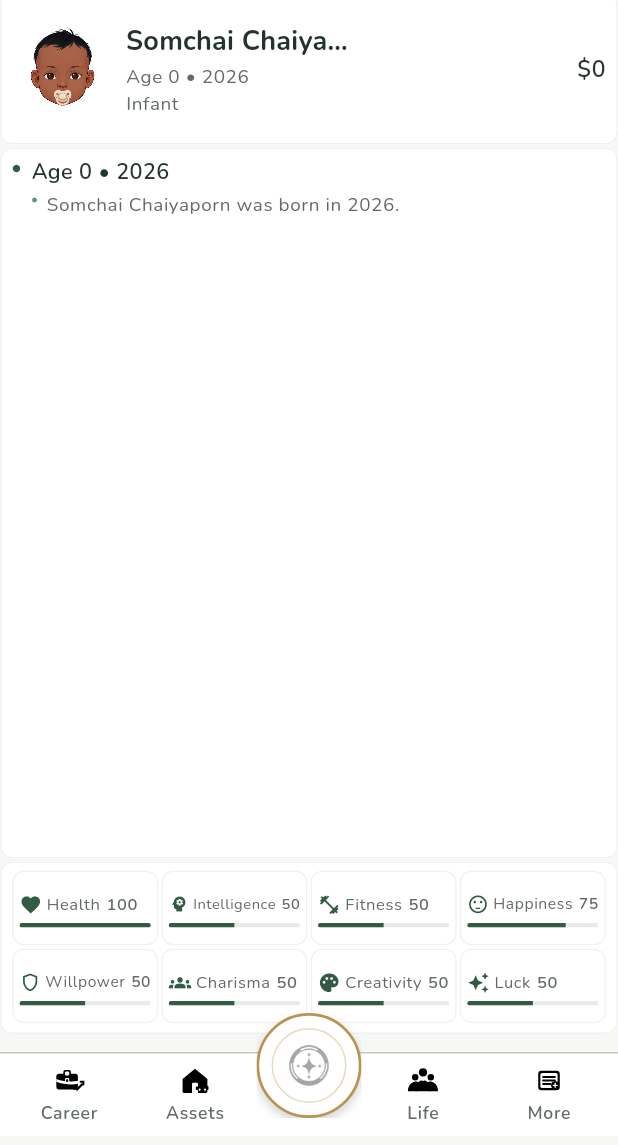
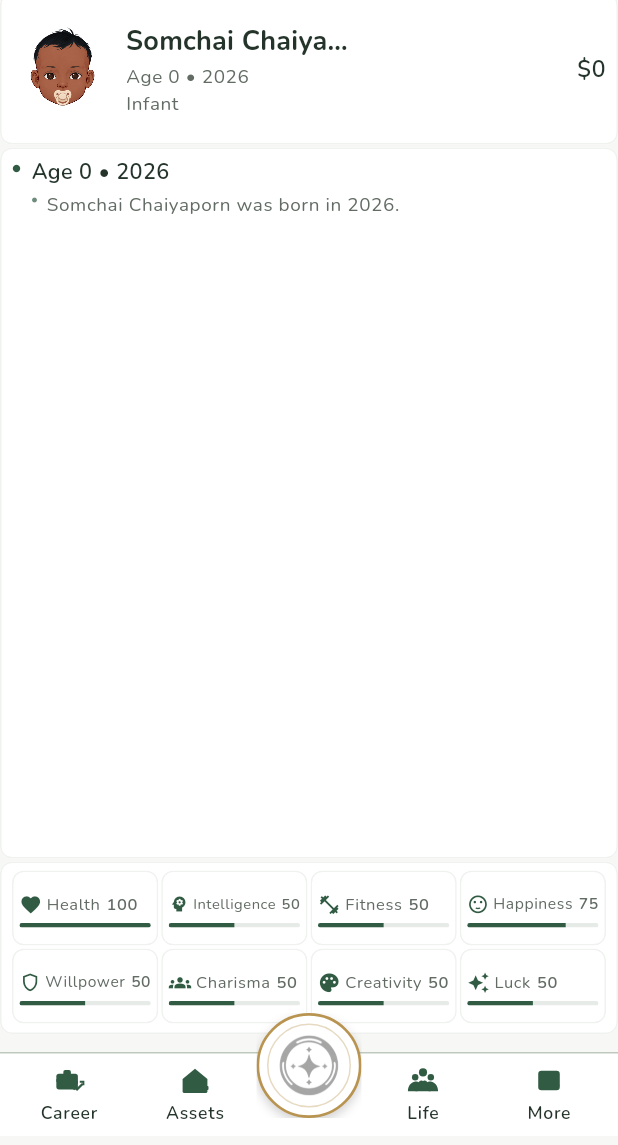
Before and after one commit to afanzae666/Everylife, a Flutter app: the screen it shows after launch, after a tap on "Random Appearance", after a tap on "BEGIN LIFE", on a phone screen of 412 x 824 dp, the part 91-1236 px from its top. Run offline on Flutter 3.47's test engine with Material 3 defaults, Android fonts, the phone set to English and light mode, and no system bars; our stand-ins replace flutter_svg, google_fonts.

Commit message:
Refactor game_screen.dart for code consistency

```diff
--- a/lib/presentation/screens/game_screen.dart
+++ b/lib/presentation/screens/game_screen.dart
@@ -1470,6 +1470,7 @@ class _AgeUpButton extends StatelessWidget {
   @override
   Widget build(BuildContext context) {
     double s(double value) => value * zoom;
+
     final theme = Theme.of(context);
     final isDark = theme.brightness == Brightness.dark;
 
@@ -1497,9 +1498,7 @@ final isDark = theme.brightness == Brightness.dark;
             ),
             boxShadow: [
               BoxShadow(
-                color: Colors.black.withValues(
-                  alpha: 0.18,
-                ),
+                color: Colors.black.withValues(alpha: 0.18),
                 blurRadius: s(5),
                 offset: Offset(0, s(3)),
               ),
@@ -1507,25 +1506,24 @@ final isDark = theme.brightness == Brightness.dark;
           ),
           child: Center(
             child: Container(
-              width: s(50),
-              height: s(50),
+              width: s(56),
+              height: s(56),
               decoration: BoxDecoration(
                 shape: BoxShape.circle,
                 border: Border.all(
-                  color: Theme.of(context)
-                      .colorScheme
-                      .tertiary
-                      .withValues(alpha: 0.35),
+                  color: theme.colorScheme.tertiary.withValues(
+                    alpha: 0.35,
+                  ),
                   width: s(1),
                 ),
               ),
-              child: Padding(
-                padding: EdgeInsets.all(s(7)),
+              padding: EdgeInsets.all(s(2)),
               child: Opacity(
-                  opacity:
-                      enabled ? 1.0 : 0.38,
+                opacity: enabled ? 1.0 : 0.38,
                 child: Image.asset(
                   'assets/icons/age_up.png',
+                  width: s(52),
+                  height: s(52),
                   fit: BoxFit.contain,
                   color: isDark
                       ? theme.colorScheme.onPrimaryContainer
@@ -1537,13 +1535,11 @@ final isDark = theme.brightness == Brightness.dark;
           ),
         ),
       ),
-      ),
-    );
-  }
-}
-
-class _NavigationItem
-    extends StatelessWidget {
+    );
+  }
+}
+
+class _NavigationItem extends StatelessWidget {
   const _NavigationItem({
     required this.assetPath,
     required this.label,
@@ -1561,47 +1557,42 @@ class _NavigationItem
   @override
   Widget build(BuildContext context) {
     double s(double value) => value * zoom;
+
     final theme = Theme.of(context);
-final isDark = theme.brightness == Brightness.dark;
+    final iconColor = theme.colorScheme.primary;
 
     return InkWell(
       onTap: enabled ? onTap : null,
-      borderRadius:
-          BorderRadius.circular(s(8)),
+      borderRadius: BorderRadius.circular(s(8)),
       child: Padding(
         padding: EdgeInsets.symmetric(
           horizontal: s(2),
           vertical: s(2),
         ),
         child: Column(
-          mainAxisAlignment:
-              MainAxisAlignment.center,
+          mainAxisAlignment: MainAxisAlignment.center,
           children: [
             Opacity(
-              opacity:
-                  enabled ? 1.0 : 0.38,
+              opacity: enabled ? 1.0 : 0.38,
               child: SvgPicture.asset(
                 assetPath,
                 width: s(23),
                 height: s(23),
                 fit: BoxFit.contain,
-  colorFilter: isDark
-      ? ColorFilter.mode(
-          theme.colorScheme.primary,
-          BlendMode.screen,
-        )
-      : null,
+                colorFilter: ColorFilter.mode(
+                  iconColor,
+                  BlendMode.srcIn,
+                ),
               ),
             ),
             SizedBox(height: s(2)),
             Text(
               label,
               maxLines: 1,
-              overflow:
-                  TextOverflow.ellipsis,
-              style: Theme.of(context)
-                  .textTheme
-                  .labelSmall,
+              overflow: TextOverflow.ellipsis,
+              style: theme.textTheme.labelSmall?.copyWith(
+                color: theme.colorScheme.onSurface,
+              ),
             ),
           ],
         ),
```
Lines whose indentation alone changed are shown as unchanged.
